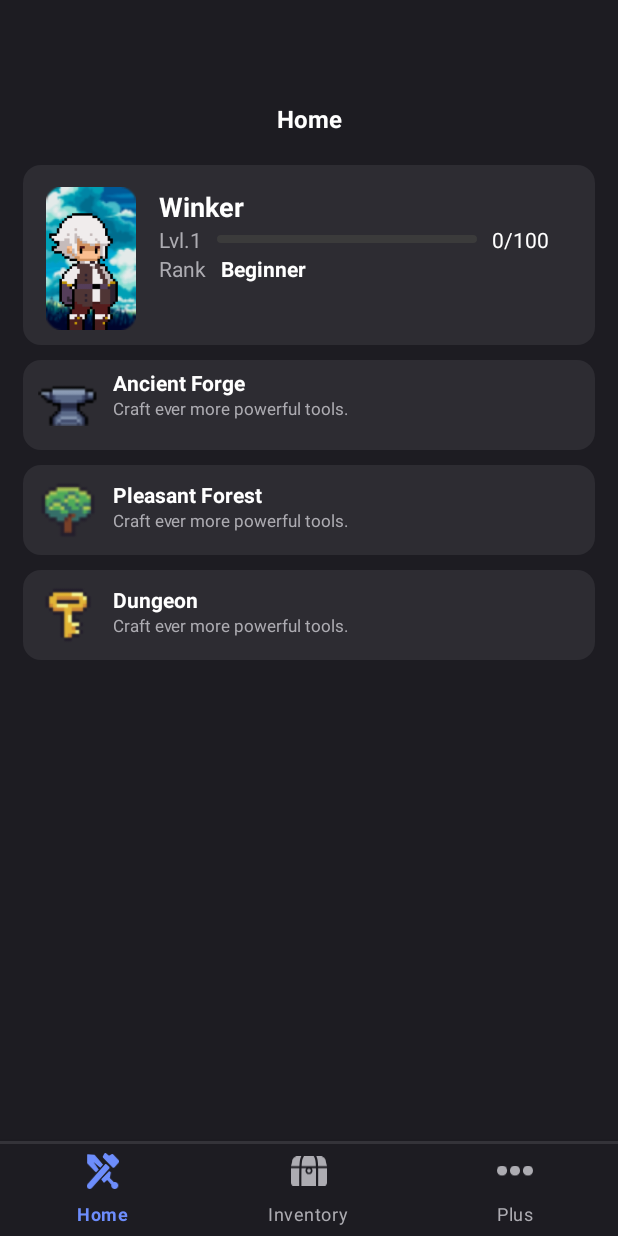
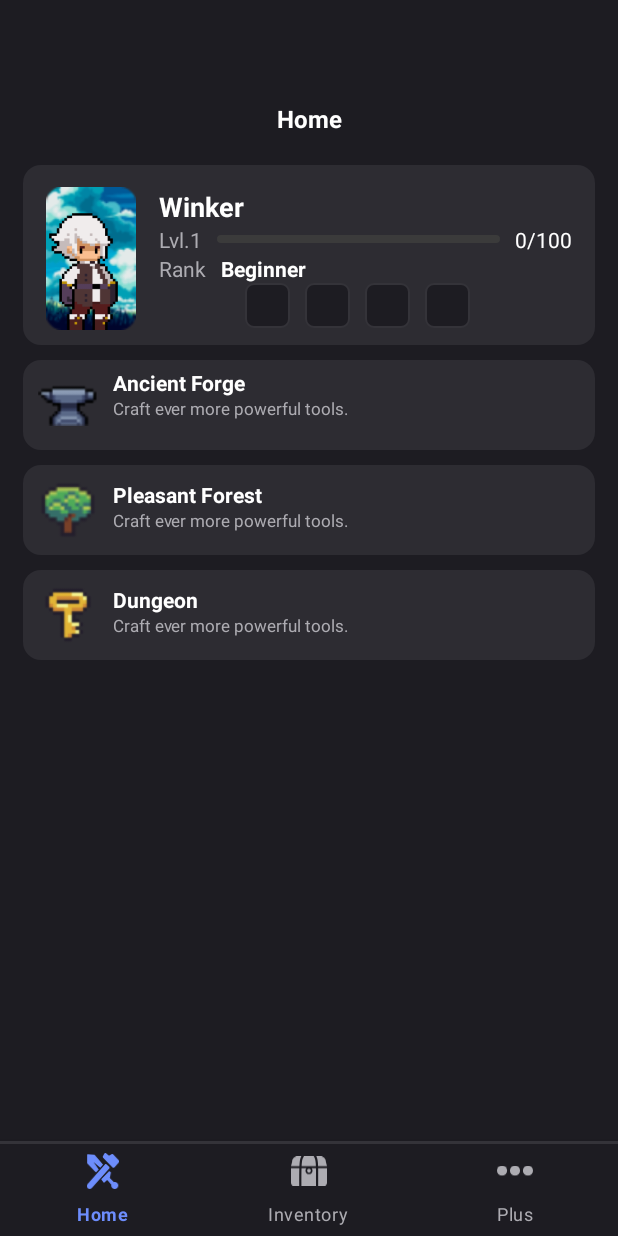
Before and after one commit to WINK3R/ShakeAndCraft, an Android app: the screen it shows after launch (MainActivity), on a phone screen of 412 x 824 dp. Run offline under Robolectric (Android 15) with nearby library versions, the phone set to English and light mode, and no system bars; our stand-ins replace navigation-ui; pictures from the network do not load.

Commit message:
new slot on main page for equiped items and redirect to root :chart_with_upwards_trend:

```diff
--- a/ShakeAndCraft/app/src/main/java/com/example/shakecraft/HomeFragment.kt
+++ b/ShakeAndCraft/app/src/main/java/com/example/shakecraft/HomeFragment.kt
@@ -14,6 +14,7 @@ import androidx.navigation.fragment.findNavController
 import com.example.shakecraft.model.Player
 
 
+
 class HomeFragment : Fragment() {
     private lateinit var pseudo : TextView
     private lateinit var progressbar : ProgressBar
@@ -25,6 +26,7 @@ class HomeFragment : Fragment() {
     private lateinit var buttonBoss : ConstraintLayout
     private lateinit var buttonForge : ConstraintLayout
     private lateinit var playermage : ImageView
+    private lateinit var equipeditem: ImageView
 
     override fun onCreate(savedInstanceState: Bundle?) {
         super.onCreate(savedInstanceState)
@@ -42,6 +44,12 @@ class HomeFragment : Fragment() {
 
         return view
     }
+
+    /*fun loadWeatherDate(){
+        CoroutineScope(Dispatchers.IO).launch {
+            val
+        }
+    }*/
     private fun initializeViews(view: View, currentPlayer : Player) {
         pseudo = view.findViewById(R.id.pseudoTextView)
         progressbar = view.findViewById(R.id.levelProgressBar)
@@ -51,6 +59,7 @@ class HomeFragment : Fragment() {
         xp = view.findViewById(R.id.xpTextView)
         playermage = view.findViewById(R.id.playerImage)
         buttonCollect = view.findViewById(R.id.buttonCollect)
+        equipeditem = view.findViewById(R.id.equipedItemAttack)
         buttonCollect.setOnClickListener{
             findNavController().navigate(R.id.action_homeFragment_to_collectFragment, null, NavOptions.Builder().setPopUpTo(R.id.homeFragment, false).build())
         }
@@ -70,6 +79,8 @@ class HomeFragment : Fragment() {
         progressbar.progress = currentPlayer.xp
         progressbar.max = currentPlayer.level*100
         playermage.setImageResource(currentPlayer.image)
+        if(currentPlayer.equipedItem?.type?.image != null) equipeditem.setImageResource(
+            currentPlayer.equipedItem!!.type.image)
     }
 
 
--- a/ShakeAndCraft/app/src/main/java/com/example/shakecraft/InventoryFragment.kt
+++ b/ShakeAndCraft/app/src/main/java/com/example/shakecraft/InventoryFragment.kt
@@ -1,5 +1,4 @@
 package com.example.shakecraft
-
 import android.os.Bundle
 import androidx.fragment.app.Fragment
 import android.view.LayoutInflater
@@ -24,6 +23,7 @@ class InventoryFragment() : Fragment( ), AdapterInventory.OnItemLongClickListene
     override fun onItemLongClick(position: Int) {
         if(currentPlayer.items[position] is Tool) {
             if (currentPlayer.equipeItem(currentPlayer.items[position]) == true)
+
                 Toast.makeText(
                     context,
                     currentPlayer.items[position].type.name + " was well equipped",
@@ -35,7 +35,6 @@ class InventoryFragment() : Fragment( ), AdapterInventory.OnItemLongClickListene
                     currentPlayer.items[position].type.name + " has been well unequipped",
                     Toast.LENGTH_SHORT
                 ).show()
-            println("equiped item")
             setUpRecyclerView(view?.parent as ViewGroup, this)
         }
     }
--- a/ShakeAndCraft/app/src/main/java/com/example/shakecraft/MainActivity.kt
+++ b/ShakeAndCraft/app/src/main/java/com/example/shakecraft/MainActivity.kt
@@ -9,13 +9,13 @@ import androidx.core.view.WindowCompat
 import androidx.core.view.WindowInsetsCompat
 import androidx.core.view.WindowInsetsControllerCompat
 import androidx.navigation.findNavController
+import androidx.navigation.ui.NavigationUI
 import androidx.navigation.ui.setupWithNavController
 import com.example.shakecraft.data.Stub
-
 import com.google.android.material.bottomnavigation.BottomNavigationView
 
-class MainActivity : AppCompatActivity() {
 
+class MainActivity: AppCompatActivity() {
 
     var currentPlayer = Stub().load()
 
@@ -43,9 +43,21 @@ class MainActivity : AppCompatActivity() {
 
         bottomNav = findViewById(R.id.bottomNavigationView)
         val navController = findNavController(R.id.fragment)
+        navController.popBackStack(R.id.fragment, false)
         bottomNav.setupWithNavController(navController)
+        bottomNav.setOnItemReselectedListener { item ->
+            // Pop everything up to the reselected item
+            val reselectedDestinationId = item.itemId
+            navController.popBackStack(reselectedDestinationId, inclusive = false)
+        }
+        bottomNav.setOnItemSelectedListener { item ->
+            NavigationUI.onNavDestinationSelected(item, navController)
+            true
+        }
+
 
     }
+
 
     override fun onResume() {
         super.onResume()
--- /dev/null
+++ b/ShakeAndCraft/app/src/main/res/drawable/background_equiped_item.xml
@@ -0,0 +1,11 @@
+<?xml version="1.0" encoding="utf-8"?>
+<shape xmlns:android="http://schemas.android.com/apk/res/android">
+    <solid android:color="@color/black_800"/>
+    <corners
+        android:topLeftRadius="5dp"
+        android:topRightRadius="5dp"
+        android:bottomLeftRadius="5dp"
+        android:bottomRightRadius="5dp"/>
+    <stroke android:width="1dp"
+        android:color="@color/grey_100" />
+</shape>
--- a/ShakeAndCraft/app/src/main/res/layout/fragment_home.xml
+++ b/ShakeAndCraft/app/src/main/res/layout/fragment_home.xml
@@ -66,7 +66,8 @@
             <LinearLayout
                 android:layout_width="match_parent"
                 android:layout_height="match_parent"
-                android:layout_margin="15dp"
+                android:layout_marginTop="15dp"
+                android:layout_marginLeft="15dp"
                 android:orientation="vertical">
 
                 <TextView
@@ -149,6 +150,48 @@
                         android:textColor="@color/white"
                         android:textStyle="bold"/>
                 </LinearLayout>
+                <LinearLayout
+                    android:gravity="center_horizontal"
+                    android:layout_width="match_parent"
+                    android:layout_height="wrap_content">
+                    <ImageView
+                        android:id="@+id/equipedItemAttack"
+                        android:tooltipText="Equiped Weapon"
+                        android:layout_gravity="bottom"
+                        android:background="@drawable/background_equiped_item"
+                        android:layout_width="30dp"
+                        android:layout_height="30dp"
+                        android:contentDescription="Landscape"
+                        android:layout_marginRight="10dp"/>
+                    <ImageView
+                        android:tooltipText="Equiped Fishing Rod"
+                        android:id="@+id/equipedItemFishing"
+                        android:layout_gravity="bottom"
+                        android:background="@drawable/background_equiped_item"
+                        android:layout_width="30dp"
+                        android:layout_height="30dp"
+                        android:contentDescription="Landscape"
+                        android:layout_marginRight="10dp"/>
+                    <ImageView
+                        android:id="@+id/equipedItemCollect"
+                        android:tooltipText="Equiped Tool"
+                        android:layout_gravity="bottom"
+                        android:background="@drawable/background_equiped_item"
+                        android:layout_width="30dp"
+                        android:layout_height="30dp"
+                        android:contentDescription="Landscape"
+                        android:layout_marginRight="10dp"/>
+                    <ImageView
+                        android:id="@+id/equipedItemArmor"
+                        android:tooltipText="Equiped Armor"
+                        android:layout_gravity="bottom"
+                        android:background="@drawable/background_equiped_item"
+                        android:layout_width="30dp"
+                        android:layout_height="30dp"
+                        android:contentDescription="Landscape"
+                        android:layout_marginRight="10dp"/>
+                </LinearLayout>
+
             </LinearLayout>
         </LinearLayout>
 
--- a/ShakeAndCraft/app/src/main/res/navigation/my_nav.xml
+++ b/ShakeAndCraft/app/src/main/res/navigation/my_nav.xml
@@ -48,7 +48,11 @@
         <action
             android:id="@+id/action_homeFragment_to_collectFragment"
             app:destination="@id/collectFragment"
-            app:enterAnim="@android:anim/fade_in" />
+            app:enterAnim="@android:anim/fade_in"
+            app:popUpTo="@id/homeFragment"
+            app:popUpToInclusive="true"
+            app:popUpToSaveState="true"
+            app:restoreState="true" />
         <action
             android:id="@+id/action_homeFragment_to_bossFragment"
             app:destination="@id/bossFragment"
```
